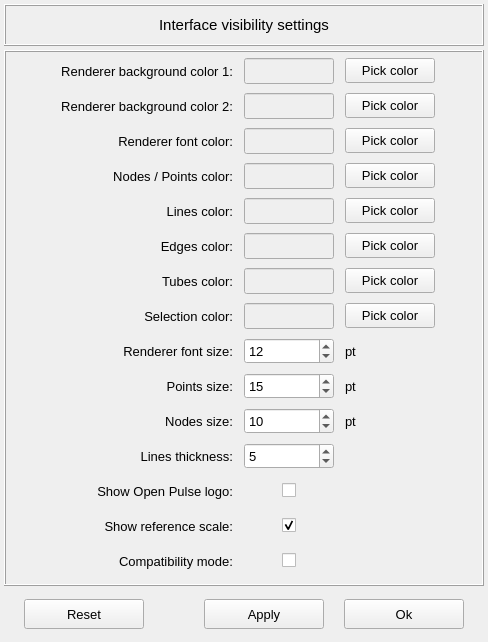
This is pulse/interface/data/ui_files/project/render/renderer_user_preferences.ui in open-pulse/OpenPulse as Qt 5 draws it before an edit. The edited form follows.
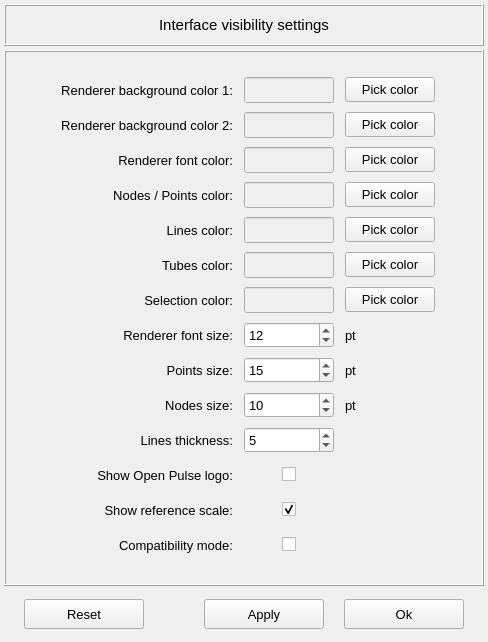
This is the edited form.

What changed in the file:
```diff
--- a/pulse/interface/data/ui_files/project/render/renderer_user_preferences.ui
+++ b/pulse/interface/data/ui_files/project/render/renderer_user_preferences.ui
@@ -68,14 +68,14 @@
       <property name="verticalSpacing">
        <number>5</number>
       </property>
-      <item row="17" column="2" alignment="Qt::AlignHCenter|Qt::AlignVCenter">
+      <item row="16" column="2" alignment="Qt::AlignHCenter|Qt::AlignVCenter">
        <widget class="QCheckBox" name="checkBox_compatibility_mode">
         <property name="text">
          <string/>
         </property>
        </widget>
       </item>
-      <item row="16" column="1">
+      <item row="15" column="1">
        <widget class="QLabel" name="label_11">
         <property name="minimumSize">
          <size>
@@ -105,29 +105,7 @@
         </property>
        </widget>
       </item>
-      <item row="16" column="2" alignment="Qt::AlignHCenter">
-       <widget class="QCheckBox" name="checkBox_reference_scale">
-        <property name="font">
-         <font>
-          <family>Segoe UI</family>
-          <pointsize>8</pointsize>
-          <weight>50</weight>
-          <italic>false</italic>
-          <bold>false</bold>
-         </font>
-        </property>
-        <property name="layoutDirection">
-         <enum>Qt::LeftToRight</enum>
-        </property>
-        <property name="text">
-         <string/>
-        </property>
-        <property name="checked">
-         <bool>true</bool>
-        </property>
-       </widget>
-      </item>
-      <item row="17" column="1">
+      <item row="16" column="1">
        <widget class="QLabel" name="label_23">
         <property name="minimumSize">
          <size>
@@ -194,6 +172,118 @@
         </property>
        </widget>
       </item>
+      <item row="15" column="2" alignment="Qt::AlignHCenter">
+       <widget class="QCheckBox" name="checkBox_reference_scale">
+        <property name="font">
+         <font>
+          <family>Segoe UI</family>
+          <pointsize>8</pointsize>
+          <weight>50</weight>
+          <italic>false</italic>
+          <bold>false</bold>
+         </font>
+        </property>
+        <property name="layoutDirection">
+         <enum>Qt::LeftToRight</enum>
+        </property>
+        <property name="text">
+         <string/>
+        </property>
+        <property name="checked">
+         <bool>true</bool>
+        </property>
+       </widget>
+      </item>
+      <item row="14" column="1" alignment="Qt::AlignRight">
+       <widget class="QLabel" name="label_4">
+        <property name="minimumSize">
+         <size>
+          <width>180</width>
+          <height>30</height>
+         </size>
+        </property>
+        <property name="maximumSize">
+         <size>
+          <width>180</width>
+          <height>32</height>
+         </size>
+        </property>
+        <property name="font">
+         <font>
+          <pointsize>10</pointsize>
+         </font>
+        </property>
+        <property name="text">
+         <string>Show Open Pulse logo:</string>
+        </property>
+        <property name="alignment">
+         <set>Qt::AlignRight|Qt::AlignTrailing|Qt::AlignVCenter</set>
+        </property>
+       </widget>
+      </item>
+      <item row="14" column="2" alignment="Qt::AlignHCenter">
+       <widget class="QCheckBox" name="checkBox_OpenPulse_logo">
+        <property name="text">
+         <string/>
+        </property>
+       </widget>
+      </item>
+      <item row="8" column="2">
+       <widget class="QLineEdit" name="lineEdit_selection_color">
+        <property name="enabled">
+         <bool>false</bool>
+        </property>
+        <property name="minimumSize">
+         <size>
+          <width>90</width>
+          <height>26</height>
+         </size>
+        </property>
+        <property name="maximumSize">
+         <size>
+          <width>90</width>
+          <height>26</height>
+         </size>
+        </property>
+        <property name="font">
+         <font>
+          <family>Arial</family>
+          <pointsize>11</pointsize>
+         </font>
+        </property>
+       </widget>
+      </item>
+      <item row="2" column="2">
+       <widget class="QLineEdit" name="lineEdit_renderer_background_color_2">
+        <property name="enabled">
+         <bool>false</bool>
+        </property>
+        <property name="minimumSize">
+         <size>
+          <width>90</width>
+          <height>26</height>
+         </size>
+        </property>
+        <property name="maximumSize">
+         <size>
+          <width>90</width>
+          <height>26</height>
+         </size>
+        </property>
+        <property name="font">
+         <font>
+          <family>Arial</family>
+          <pointsize>11</pointsize>
+         </font>
+        </property>
+        <property name="frame">
+         <bool>true</bool>
+        </property>
+        <property name="echoMode">
+         <enum>QLineEdit::Normal</enum>
+        </property>
+       </widget>
+      </item>
       <item row="2" column="1">
        <widget class="QLabel" name="label">
         <property name="minimumSize">
@@ -224,6 +314,40 @@
         </property>
        </widget>
       </item>
+      <item row="7" column="2">
+       <widget class="QLineEdit" name="lineEdit_tubes_color">
+        <property name="enabled">
+         <bool>false</bool>
+        </property>
+        <property name="minimumSize">
+         <size>
+          <width>90</width>
+          <height>26</height>
+         </size>
+        </property>
+        <property name="maximumSize">
+         <size>
+          <width>90</width>
+          <height>26</height>
+         </size>
+        </property>
+        <property name="font">
+         <font>
+          <family>Arial</family>
+          <pointsize>11</pointsize>
+          <weight>75</weight>
+          <italic>false</italic>
+          <bold>true</bold>
+         </font>
+        </property>
+        <property name="frame">
+         <bool>true</bool>
+        </property>
+        <property name="echoMode">
+         <enum>QLineEdit::Normal</enum>
+        </property>
+       </widget>
+      </item>
       <item row="5" column="1">
        <widget class="QLabel" name="label_6">
         <property name="minimumSize">
@@ -254,93 +378,33 @@
         </property>
        </widget>
       </item>
-      <item row="2" column="2">
-       <widget class="QLineEdit" name="lineEdit_renderer_background_color_2">
-        <property name="enabled">
-         <bool>false</bool>
-        </property>
+      <item row="5" column="3">
+       <widget class="QPushButton" name="pushButton_nodes_points_color">
         <property name="minimumSize">
          <size>
           <width>90</width>
-          <height>26</height>
+          <height>25</height>
          </size>
         </property>
         <property name="maximumSize">
          <size>
           <width>90</width>
-          <height>26</height>
+          <height>25</height>
          </size>
         </property>
         <property name="font">
          <font>
-          <family>Arial</family>
-          <pointsize>11</pointsize>
+          <pointsize>10</pointsize>
          </font>
         </property>
-        <property name="frame">
-         <bool>true</bool>
+        <property name="styleSheet">
+         <string notr="true"/>
         </property>
-        <property name="echoMode">
-         <enum>QLineEdit::Normal</enum>
+        <property name="text">
+         <string>Pick color</string>
         </property>
-       </widget>
-      </item>
-      <item row="8" column="2">
-       <widget class="QLineEdit" name="lineEdit_tubes_color">
-        <property name="enabled">
+        <property name="autoDefault">
          <bool>false</bool>
-        </property>
-        <property name="minimumSize">
-         <size>
-          <width>90</width>
-          <height>26</height>
-         </size>
-        </property>
-        <property name="maximumSize">
-         <size>
-          <width>90</width>
-          <height>26</height>
-         </size>
-        </property>
-        <property name="font">
-         <font>
-          <family>Arial</family>
-          <pointsize>11</pointsize>
-          <weight>75</weight>
-          <italic>false</italic>
-          <bold>true</bold>
-         </font>
-        </property>
-        <property name="frame">
-         <bool>true</bool>
-        </property>
-        <property name="echoMode">
-         <enum>QLineEdit::Normal</enum>
-        </property>
-       </widget>
-      </item>
-      <item row="9" column="2">
-       <widget class="QLineEdit" name="lineEdit_selection_color">
-        <property name="enabled">
-         <bool>false</bool>
-        </property>
-        <property name="minimumSize">
-         <size>
-          <width>90</width>
-          <height>26</height>
-         </size>
-        </property>
-        <property name="maximumSize">
-         <size>
-          <width>90</width>
-          <height>26</height>
-         </size>
-        </property>
-        <property name="font">
-         <font>
-          <family>Arial</family>
-          <pointsize>11</pointsize>
-         </font>
         </property>
        </widget>
       </item>
@@ -408,38 +472,7 @@
         </property>
        </widget>
       </item>
-      <item row="8" column="3">
-       <widget class="QPushButton" name="pushButton_tubes_color">
-        <property name="minimumSize">
-         <size>
-          <width>90</width>
-          <height>25</height>
-         </size>
-        </property>
-        <property name="maximumSize">
-         <size>
-          <width>90</width>
-          <height>25</height>
-         </size>
-        </property>
-        <property name="font">
-         <font>
-          <family>Arial</family>
-          <pointsize>10</pointsize>
-         </font>
-        </property>
-        <property name="styleSheet">
-         <string notr="true"/>
-        </property>
-        <property name="text">
-         <string>Pick color</string>
-        </property>
-        <property name="autoDefault">
-         <bool>false</bool>
-        </property>
-       </widget>
-      </item>
-      <item row="8" column="1">
+      <item row="7" column="1">
        <widget class="QLabel" name="label_8">
         <property name="minimumSize">
          <size>
@@ -469,8 +502,8 @@
         </property>
        </widget>
       </item>
-      <item row="5" column="3">
-       <widget class="QPushButton" name="pushButton_nodes_points_color">
+      <item row="7" column="3">
+       <widget class="QPushButton" name="pushButton_tubes_color">
         <property name="minimumSize">
          <size>
           <width>90</width>
@@ -485,6 +518,7 @@
         </property>
         <property name="font">
          <font>
+          <family>Arial</family>
           <pointsize>10</pointsize>
          </font>
         </property>
@@ -499,7 +533,37 @@
         </property>
        </widget>
       </item>
-      <item row="14" column="1">
+      <item row="9" column="1">
+       <widget class="QLabel" name="label_17">
+        <property name="minimumSize">
+         <size>
+          <width>180</width>
+          <height>30</height>
+         </size>
+        </property>
+        <property name="maximumSize">
+         <size>
+          <width>180</width>
+          <height>32</height>
+         </size>
+        </property>
+        <property name="font">
+         <font>
+          <pointsize>10</pointsize>
+         </font>
+        </property>
+        <property name="frameShape">
+         <enum>QFrame::NoFrame</enum>
+        </property>
+        <property name="text">
+         <string>Renderer font size:</string>
+        </property>
+        <property name="alignment">
+         <set>Qt::AlignRight|Qt::AlignTrailing|Qt::AlignVCenter</set>
+        </property>
+       </widget>
+      </item>
+      <item row="13" column="1">
        <widget class="QLabel" name="label_20">
         <property name="minimumSize">
          <size>
@@ -589,70 +653,6 @@
         </property>
        </widget>
       </item>
-      <item row="10" column="1">
-       <widget class="QLabel" name="label_17">
-        <property name="minimumSize">
-         <size>
-          <width>180</width>
-          <height>30</height>
-         </size>
-        </property>
-        <property name="maximumSize">
-         <size>
-          <width>180</width>
-          <height>32</height>
-         </size>
-        </property>
-        <property name="font">
-         <font>
-          <pointsize>10</pointsize>
-         </font>
-        </property>
-        <property name="frameShape">
-         <enum>QFrame::NoFrame</enum>
-        </property>
-        <property name="text">
-         <string>Renderer font size:</string>
-        </property>
-        <property name="alignment">
-         <set>Qt::AlignRight|Qt::AlignTrailing|Qt::AlignVCenter</set>
-        </property>
-       </widget>
-      </item>
-      <item row="1" column="2">
-       <widget class="QLineEdit" name="lineEdit_renderer_background_color_1">
-        <property name="enabled">
-         <bool>false</bool>
-        </property>
-        <property name="minimumSize">
-         <size>
-          <width>90</width>
-          <height>26</height>
-         </size>
-        </property>
-        <property name="maximumSize">
-         <size>
-          <width>90</width>
-          <height>26</height>
-         </size>
-        </property>
-        <property name="font">
-         <font>
-          <family>Arial</family>
-          <pointsize>11</pointsize>
-          <weight>75</weight>
-          <italic>false</italic>
-          <bold>true</bold>
-         </font>
-        </property>
-        <property name="frame">
-         <bool>true</bool>
-        </property>
-        <property name="echoMode">
-         <enum>QLineEdit::Normal</enum>
-        </property>
-       </widget>
-      </item>
       <item row="1" column="3">
        <widget class="QPushButton" name="pushButton_renderer_background_color_1">
         <property name="minimumSize">
@@ -683,7 +683,7 @@
         </property>
        </widget>
       </item>
-      <item row="13" column="2">
+      <item row="12" column="2">
        <widget class="QSpinBox" name="spinBox_nodes_size">
         <property name="minimumSize">
          <size>
@@ -734,72 +734,8 @@
         </property>
        </widget>
       </item>
-      <item row="7" column="3">
-       <widget class="QPushButton" name="pushButton_edges_color">
-        <property name="minimumSize">
-         <size>
-          <width>90</width>
-          <height>25</height>
-         </size>
-        </property>
-        <property name="maximumSize">
-         <size>
-          <width>90</width>
-          <height>25</height>
-         </size>
-        </property>
-        <property name="font">
-         <font>
-          <pointsize>10</pointsize>
-         </font>
-        </property>
-        <property name="styleSheet">
-         <string notr="true"/>
-        </property>
-        <property name="text">
-         <string>Pick color</string>
-        </property>
-        <property name="autoDefault">
-         <bool>false</bool>
-        </property>
-       </widget>
-      </item>
-      <item row="12" column="2">
-       <widget class="QSpinBox" name="spinBox_points_size">
-        <property name="minimumSize">
-         <size>
-          <width>90</width>
-          <height>26</height>
-         </size>
-        </property>
-        <property name="font">
-         <font>
-          <pointsize>10</pointsize>
-         </font>
-        </property>
-        <property name="minimum">
-         <number>1</number>
-        </property>
-        <property name="value">
-         <number>15</number>
-        </property>
-       </widget>
-      </item>
-      <item row="18" column="2">
-       <spacer name="verticalSpacer">
-        <property name="orientation">
-         <enum>Qt::Vertical</enum>
-        </property>
-        <property name="sizeHint" stdset="0">
-         <size>
-          <width>20</width>
-          <height>40</height>
-         </size>
-        </property>
-       </spacer>
-      </item>
-      <item row="6" column="2">
-       <widget class="QLineEdit" name="lineEdit_lines_color">
+      <item row="1" column="2">
+       <widget class="QLineEdit" name="lineEdit_renderer_background_color_1">
         <property name="enabled">
          <bool>false</bool>
         </property>
@@ -832,7 +768,7 @@
         </property>
        </widget>
       </item>
-      <item row="12" column="1">
+      <item row="11" column="1">
        <widget class="QLabel" name="label_18">
         <property name="minimumSize">
          <size>
@@ -862,7 +798,125 @@
         </property>
        </widget>
       </item>
-      <item row="10" column="2">
+      <item row="6" column="2">
+       <widget class="QLineEdit" name="lineEdit_lines_color">
+        <property name="enabled">
+         <bool>false</bool>
+        </property>
+        <property name="minimumSize">
+         <size>
+          <width>90</width>
+          <height>26</height>
+         </size>
+        </property>
+        <property name="maximumSize">
+         <size>
+          <width>90</width>
+          <height>26</height>
+         </size>
+        </property>
+        <property name="font">
+         <font>
+          <family>Arial</family>
+          <pointsize>11</pointsize>
+          <weight>75</weight>
+          <italic>false</italic>
+          <bold>true</bold>
+         </font>
+        </property>
+        <property name="frame">
+         <bool>true</bool>
+        </property>
+        <property name="echoMode">
+         <enum>QLineEdit::Normal</enum>
+        </property>
+       </widget>
+      </item>
+      <item row="11" column="2">
+       <widget class="QSpinBox" name="spinBox_points_size">
+        <property name="minimumSize">
+         <size>
+          <width>90</width>
+          <height>26</height>
+         </size>
+        </property>
+        <property name="font">
+         <font>
+          <pointsize>10</pointsize>
+         </font>
+        </property>
+        <property name="minimum">
+         <number>1</number>
+        </property>
+        <property name="value">
+         <number>15</number>
+        </property>
+       </widget>
+      </item>
+      <item row="13" column="2">
+       <widget class="QSpinBox" name="spinBox_lines_thickness">
+        <property name="minimumSize">
+         <size>
+          <width>90</width>
+          <height>26</height>
+         </size>
+        </property>
+        <property name="font">
+         <font>
+          <pointsize>10</pointsize>
+         </font>
+        </property>
+        <property name="minimum">
+         <number>1</number>
+        </property>
+        <property name="value">
+         <number>5</number>
+        </property>
+       </widget>
+      </item>
+      <item row="8" column="1">
+       <widget class="QLabel" name="label_2">
+        <property name="minimumSize">
+         <size>
+          <width>180</width>
+          <height>30</height>
+         </size>
+        </property>
+        <property name="maximumSize">
+         <size>
+          <width>180</width>
+          <height>32</height>
+         </size>
+        </property>
+        <property name="font">
+         <font>
+          <pointsize>10</pointsize>
+         </font>
+        </property>
+        <property name="layoutDirection">
+         <enum>Qt::LeftToRight</enum>
+        </property>
+        <property name="text">
+         <string>Selection color:</string>
+        </property>
+        <property name="alignment">
+         <set>Qt::AlignRight|Qt::AlignTrailing|Qt::AlignVCenter</set>
+        </property>
+       </widget>
+      </item>
+      <item row="12" column="3">
+       <widget class="QLabel" name="label_22">
+        <property name="font">
+         <font>
+          <pointsize>10</pointsize>
+         </font>
+        </property>
+        <property name="text">
+         <string>pt</string>
+        </property>
+       </widget>
+      </item>
+      <item row="9" column="2">
        <widget class="QSpinBox" name="spinBox_renderer_font_size">
         <property name="minimumSize">
          <size>
@@ -886,59 +940,8 @@
         </property>
        </widget>
       </item>
-      <item row="9" column="1">
-       <widget class="QLabel" name="label_2">
-        <property name="minimumSize">
-         <size>
-          <width>180</width>
-          <height>30</height>
-         </size>
-        </property>
-        <property name="maximumSize">
-         <size>
-          <width>180</width>
-          <height>32</height>
-         </size>
-        </property>
-        <property name="font">
-         <font>
-          <pointsize>10</pointsize>
-         </font>
-        </property>
-        <property name="layoutDirection">
-         <enum>Qt::LeftToRight</enum>
-        </property>
-        <property name="text">
-         <string>Selection color:</string>
-        </property>
-        <property name="alignment">
-         <set>Qt::AlignRight|Qt::AlignTrailing|Qt::AlignVCenter</set>
-        </property>
-       </widget>
-      </item>
-      <item row="14" column="2">
-       <widget class="QSpinBox" name="spinBox_lines_thickness">
-        <property name="minimumSize">
-         <size>
-          <width>90</width>
-          <height>26</height>
-         </size>
-        </property>
-        <property name="font">
-         <font>
-          <pointsize>10</pointsize>
-         </font>
-        </property>
-        <property name="minimum">
-         <number>1</number>
-        </property>
-        <property name="value">
-         <number>5</number>
-        </property>
-       </widget>
-      </item>
-      <item row="13" column="3">
-       <widget class="QLabel" name="label_22">
+      <item row="11" column="3">
+       <widget class="QLabel" name="label_5">
         <property name="font">
          <font>
           <pointsize>10</pointsize>
@@ -949,33 +952,34 @@
         </property>
        </widget>
       </item>
-      <item row="7" column="1">
-       <widget class="QLabel" name="label_9">
+      <item row="8" column="3">
+       <widget class="QPushButton" name="pushButton_selection_color">
         <property name="minimumSize">
          <size>
-          <width>180</width>
-          <height>30</height>
+          <width>90</width>
+          <height>25</height>
          </size>
         </property>
         <property name="maximumSize">
          <size>
-          <width>180</width>
-          <height>32</height>
+          <width>90</width>
+          <height>25</height>
          </size>
         </property>
         <property name="font">
          <font>
+          <family>Arial</family>
           <pointsize>10</pointsize>
          </font>
         </property>
-        <property name="frameShape">
-         <enum>QFrame::NoFrame</enum>
+        <property name="styleSheet">
+         <string notr="true"/>
         </property>
         <property name="text">
-         <string>Edges color:</string>
+         <string>Pick color</string>
         </property>
-        <property name="alignment">
-         <set>Qt::AlignRight|Qt::AlignTrailing|Qt::AlignVCenter</set>
+        <property name="autoDefault">
+         <bool>false</bool>
         </property>
        </widget>
       </item>
@@ -992,19 +996,7 @@
         </property>
        </spacer>
       </item>
-      <item row="12" column="3">
-       <widget class="QLabel" name="label_5">
-        <property name="font">
-         <font>
-          <pointsize>10</pointsize>
-         </font>
-        </property>
-        <property name="text">
-         <string>pt</string>
-        </property>
-       </widget>
-      </item>
-      <item row="13" column="1">
+      <item row="12" column="1">
        <widget class="QLabel" name="label_19">
         <property name="minimumSize">
          <size>
@@ -1034,63 +1026,18 @@
         </property>
        </widget>
       </item>
-      <item row="9" column="3">
-       <widget class="QPushButton" name="pushButton_selection_color">
-        <property name="minimumSize">
-         <size>
-          <width>90</width>
-          <height>25</height>
-         </size>
+      <item row="1" column="4">
+       <spacer name="horizontalSpacer_5">
+        <property name="orientation">
+         <enum>Qt::Vertical</enum>
         </property>
-        <property name="maximumSize">
+        <property name="sizeHint" stdset="0">
          <size>
-          <width>90</width>
-          <height>25</height>
+          <width>40</width>
+          <height>20</height>
          </size>
         </property>
-        <property name="font">
-         <font>
-          <family>Arial</family>
-          <pointsize>10</pointsize>
-         </font>
-        </property>
-        <property name="styleSheet">
-         <string notr="true"/>
-        </property>
-        <property name="text">
-         <string>Pick color</string>
-        </property>
-        <property name="autoDefault">
-         <bool>false</bool>
-        </property>
-       </widget>
-      </item>
-      <item row="2" column="3">
-       <widget class="QPushButton" name="pushButton_renderer_background_color_2">
-        <property name="minimumSize">
-         <size>
-          <width>90</width>
-          <height>25</height>
-         </size>
-        </property>
-        <property name="maximumSize">
-         <size>
-          <width>90</width>
-          <height>25</height>
-         </size>
-        </property>
-        <property name="font">
-         <font>
-          <pointsize>10</pointsize>
-         </font>
-        </property>
-        <property name="text">
-         <string>Pick color</string>
-        </property>
-        <property name="autoDefault">
-         <bool>false</bool>
-        </property>
-       </widget>
+       </spacer>
       </item>
       <item row="6" column="3">
        <widget class="QPushButton" name="pushButton_lines_color">
@@ -1122,7 +1069,7 @@
         </property>
        </widget>
       </item>
-      <item row="10" column="3">
+      <item row="9" column="3">
        <widget class="QLabel" name="label_3">
         <property name="font">
          <font>
@@ -1134,65 +1081,18 @@
         </property>
        </widget>
       </item>
-      <item row="1" column="4">
-       <spacer name="horizontalSpacer_5">
-        <property name="orientation">
-         <enum>Qt::Vertical</enum>
-        </property>
-        <property name="sizeHint" stdset="0">
-         <size>
-          <width>40</width>
-          <height>20</height>
-         </size>
-        </property>
-       </spacer>
-      </item>
-      <item row="7" column="2">
-       <widget class="QLineEdit" name="lineEdit_edges_color">
-        <property name="enabled">
-         <bool>false</bool>
-        </property>
+      <item row="2" column="3">
+       <widget class="QPushButton" name="pushButton_renderer_background_color_2">
         <property name="minimumSize">
          <size>
           <width>90</width>
-          <height>26</height>
+          <height>25</height>
          </size>
         </property>
         <property name="maximumSize">
          <size>
           <width>90</width>
-          <height>26</height>
-         </size>
-        </property>
-        <property name="font">
-         <font>
-          <family>Arial</family>
-          <pointsize>11</pointsize>
-          <weight>75</weight>
-          <italic>false</italic>
-          <bold>true</bold>
-         </font>
-        </property>
-        <property name="frame">
-         <bool>true</bool>
-        </property>
-        <property name="echoMode">
-         <enum>QLineEdit::Normal</enum>
-        </property>
-       </widget>
-      </item>
-      <item row="15" column="1" alignment="Qt::AlignRight">
-       <widget class="QLabel" name="label_4">
-        <property name="minimumSize">
-         <size>
-          <width>180</width>
-          <height>30</height>
-         </size>
-        </property>
-        <property name="maximumSize">
-         <size>
-          <width>180</width>
-          <height>32</height>
+          <height>25</height>
          </size>
         </property>
         <property name="font">
@@ -1201,19 +1101,38 @@
          </font>
         </property>
         <property name="text">
-         <string>Show Open Pulse logo:</string>
+         <string>Pick color</string>
         </property>
-        <property name="alignment">
-         <set>Qt::AlignRight|Qt::AlignTrailing|Qt::AlignVCenter</set>
+        <property name="autoDefault">
+         <bool>false</bool>
         </property>
        </widget>
       </item>
-      <item row="15" column="2" alignment="Qt::AlignHCenter">
-       <widget class="QCheckBox" name="checkBox_OpenPulse_logo">
-        <property name="text">
-         <string/>
+      <item row="17" column="2">
+       <spacer name="verticalSpacer">
+        <property name="orientation">
+         <enum>Qt::Vertical</enum>
         </property>
-       </widget>
+        <property name="sizeHint" stdset="0">
+         <size>
+          <width>20</width>
+          <height>40</height>
+         </size>
+        </property>
+       </spacer>
+      </item>
+      <item row="0" column="2">
+       <spacer name="verticalSpacer_2">
+        <property name="orientation">
+         <enum>Qt::Vertical</enum>
+        </property>
+        <property name="sizeHint" stdset="0">
+         <size>
+          <width>20</width>
+          <height>40</height>
+         </size>
+        </property>
+       </spacer>
       </item>
      </layout>
     </widget>
```
